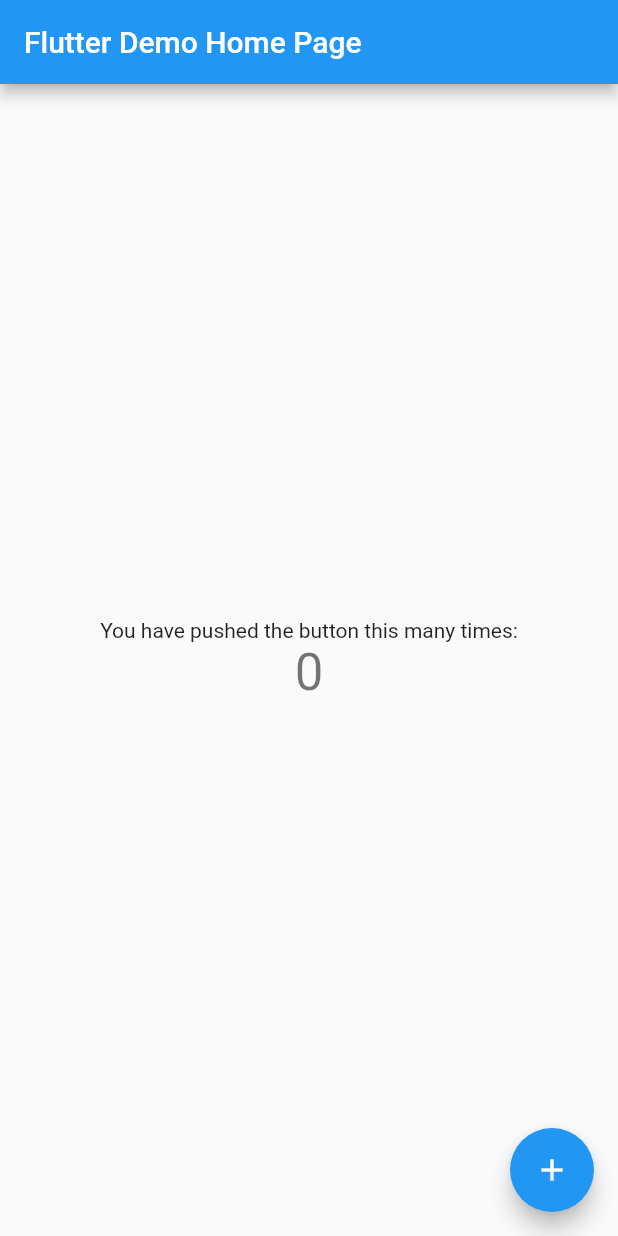
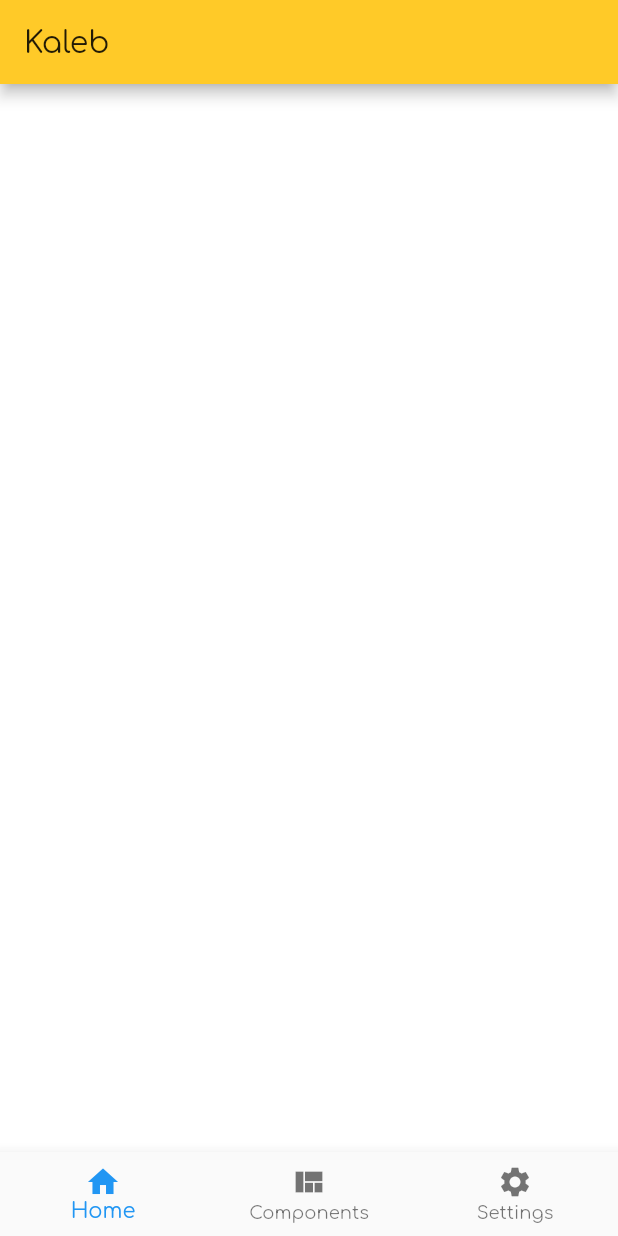
Before and after one commit to caleb-the-webstronomer/flutter, a Flutter app: the screen it shows after launch, on a phone screen of 412 x 824 dp. Run offline on Flutter 3.47's test engine with Material 2 defaults, Android fonts, the phone set to English and light mode, and no system bars.

Commit message:
bottom nav, icons, splash, theme and font

```diff
--- /dev/null
+++ b/kaleb/lib/color.dart
@@ -0,0 +1,14 @@
+import 'package:flutter/material.dart';
+
+class Colorz extends StatelessWidget {
+ final Color color;
+
+ Colorz(this.color);
+
+ @override
+ Widget build(BuildContext context) {
+   return Container(
+     color: color,
+   );
+ }
+}
--- /dev/null
+++ b/kaleb/lib/home.dart
@@ -0,0 +1,51 @@
+import 'package:flutter/material.dart';
+import 'color.dart';
+
+class Home extends StatefulWidget {
+  @override
+  State<StatefulWidget> createState() {
+    return _HomeState();
+  }
+}
+
+class _HomeState extends State<Home> {
+ int _currentIndex = 0;
+ final List<Widget> _children = [
+   Colorz(Colors.white),
+   Colorz(Colors.deepOrange),
+   Colorz(Colors.green)
+ ];
+  @override
+  Widget build(BuildContext context) {
+    return Scaffold(
+      appBar: AppBar(
+        title: Text('Kaleb'),
+      ),
+      body: _children[_currentIndex],
+      bottomNavigationBar: BottomNavigationBar(
+        onTap: onTabTapped,
+        currentIndex:
+            _currentIndex, // this will be set when a new tab is tapped
+        items: [
+          BottomNavigationBarItem(
+            icon: new Icon(Icons.home),
+            title: new Text('Home'),
+          ),
+          BottomNavigationBarItem(
+            icon: new Icon(Icons.view_quilt),
+            title: new Text('Components'),
+          ),
+          BottomNavigationBarItem(
+              icon: Icon(Icons.settings), title: Text('Settings'))
+        ],
+      ),
+    );
+  }
+
+  void onTabTapped(int index) {
+  setState(() {
+    _currentIndex = index;
+  });
+}
+
+}
--- a/kaleb/lib/main.dart
+++ b/kaleb/lib/main.dart
@@ -1,111 +1,21 @@
 import 'package:flutter/material.dart';
+import 'home.dart';
 
 void main() => runApp(MyApp());
 
 class MyApp extends StatelessWidget {
-  // This widget is the root of your application.
   @override
   Widget build(BuildContext context) {
     return MaterialApp(
-      title: 'Flutter Demo',
+      debugShowCheckedModeBanner: false,
+      title: 'Welcome to Flutter',
       theme: ThemeData(
-        // This is the theme of your application.
-        //
-        // Try running your application with "flutter run". You'll see the
-        // application has a blue toolbar. Then, without quitting the app, try
-        // changing the primarySwatch below to Colors.green and then invoke
-        // "hot reload" (press "r" in the console where you ran "flutter run",
-        // or simply save your changes to "hot reload" in a Flutter IDE).
-        // Notice that the counter didn't reset back to zero; the application
-        // is not restarted.
-        primarySwatch: Colors.blue,
+        primaryColor: Colors.amber[400],
+        accentColor: Colors.grey,
+        accentColorBrightness: Brightness.dark,
+        fontFamily: 'Comfortaa'
       ),
-      home: MyHomePage(title: 'Flutter Demo Home Page'),
+      home: Home(),
     );
   }
 }
-
-class MyHomePage extends StatefulWidget {
-  MyHomePage({Key key, this.title}) : super(key: key);
-
-  // This widget is the home page of your application. It is stateful, meaning
-  // that it has a State object (defined below) that contains fields that affect
-  // how it looks.
-
-  // This class is the configuration for the state. It holds the values (in this
-  // case the title) provided by the parent (in this case the App widget) and
-  // used by the build method of the State. Fields in a Widget subclass are
-  // always marked "final".
-
-  final String title;
-
-  @override
-  _MyHomePageState createState() => _MyHomePageState();
-}
-
-class _MyHomePageState extends State<MyHomePage> {
-  int _counter = 0;
-
-  void _incrementCounter() {
-    setState(() {
-      // This call to setState tells the Flutter framework that something has
-      // changed in this State, which causes it to rerun the build method below
-      // so that the display can reflect the updated values. If we changed
-      // _counter without calling setState(), then the build method would not be
-      // called again, and so nothing would appear to happen.
-      _counter++;
-    });
-  }
-
-  @override
-  Widget build(BuildContext context) {
-    // This method is rerun every time setState is called, for instance as done
-    // by the _incrementCounter method above.
-    //
-    // The Flutter framework has been optimized to make rerunning build methods
-    // fast, so that you can just rebuild anything that needs updating rather
-    // than having to individually change instances of widgets.
-    return Scaffold(
-      appBar: AppBar(
-        // Here we take the value from the MyHomePage object that was created by
-        // the App.build method, and use it to set our appbar title.
-        title: Text(widget.title),
-      ),
-      body: Center(
-        // Center is a layout widget. It takes a single child and positions it
-        // in the middle of the parent.
-        child: Column(
-          // Column is also a layout widget. It takes a list of children and
-          // arranges them vertically. By default, it sizes itself to fit its
-          // children horizontally, and tries to be as tall as its parent.
-          //
-          // Invoke "debug painting" (press "p" in the console, choose the
-          // "Toggle Debug Paint" action from the Flutter Inspector in Android
-          // Studio, or the "Toggle Debug Paint" command in Visual Studio Code)
-          // to see the wireframe for each widget.
-          //
-          // Column has various properties to control how it sizes itself and
-          // how it positions its children. Here we use mainAxisAlignment to
-          // center the children vertically; the main axis here is the vertical
-          // axis because Columns are vertical (the cross axis would be
-          // horizontal).
-          mainAxisAlignment: MainAxisAlignment.center,
-          children: <Widget>[
-            Text(
-              'You have pushed the button this many times:',
-            ),
-            Text(
-              '$_counter',
-              style: Theme.of(context).textTheme.display1,
-            ),
-          ],
-        ),
-      ),
-      floatingActionButton: FloatingActionButton(
-        onPressed: _incrementCounter,
-        tooltip: 'Increment',
-        child: Icon(Icons.add),
-      ), // This trailing comma makes auto-formatting nicer for build methods.
-    );
-  }
-}
```
Also changed, not shown: kaleb/pubspec.yaml (+9 -16 lines), kaleb/fonts/Comfortaa-Bold.ttf (added), kaleb/fonts/Comfortaa-Light.ttf (added), kaleb/fonts/Comfortaa-Regular.ttf (added), 92 other files.
